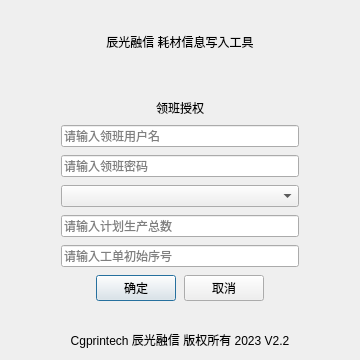
The window that foremanauth.ui (yslinux86/supplywriter_factory) describes before a commit, drawn with Qt 5.
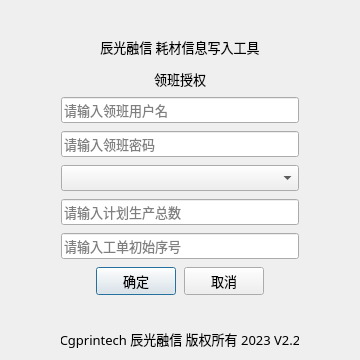
The same window after the commit.

Patch:
```diff
--- a/foremanauth.ui
+++ b/foremanauth.ui
@@ -22,6 +22,12 @@
     <height>480</height>
    </size>
   </property>
+  <property name="font">
+   <font>
+    <family>微软雅黑</family>
+    <pointsize>10</pointsize>
+   </font>
+  </property>
   <property name="windowTitle">
    <string>领班授权</string>
   </property>
@@ -85,6 +91,12 @@
      </item>
      <item>
       <widget class="QLineEdit" name="ForemanName">
+       <property name="font">
+        <font>
+         <family>微软雅黑</family>
+         <pointsize>10</pointsize>
+        </font>
+       </property>
        <property name="maxLength">
         <number>16</number>
        </property>
@@ -95,6 +107,12 @@
      </item>
      <item>
       <widget class="QLineEdit" name="ForemanPasswd">
+       <property name="font">
+        <font>
+         <family>微软雅黑</family>
+         <pointsize>10</pointsize>
+        </font>
+       </property>
        <property name="maxLength">
         <number>16</number>
        </property>
@@ -105,6 +123,12 @@
      </item>
      <item>
       <widget class="QComboBox" name="ComponentNo">
+       <property name="font">
+        <font>
+         <family>微软雅黑</family>
+         <pointsize>10</pointsize>
+        </font>
+       </property>
        <property name="toolTip">
         <string>选择组件料号</string>
        </property>
@@ -125,6 +149,12 @@
      </item>
      <item>
       <widget class="QLineEdit" name="FirstNumber">
+       <property name="font">
+        <font>
+         <family>微软雅黑</family>
+         <pointsize>10</pointsize>
+        </font>
+       </property>
        <property name="maxLength">
         <number>8</number>
        </property>
```
